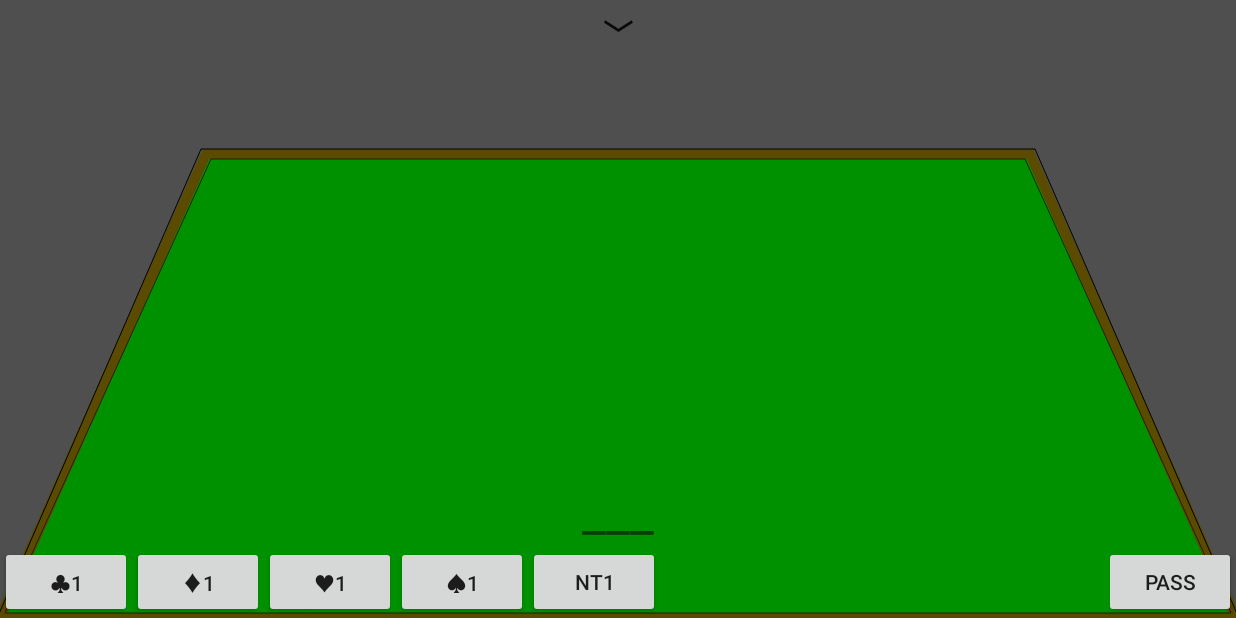
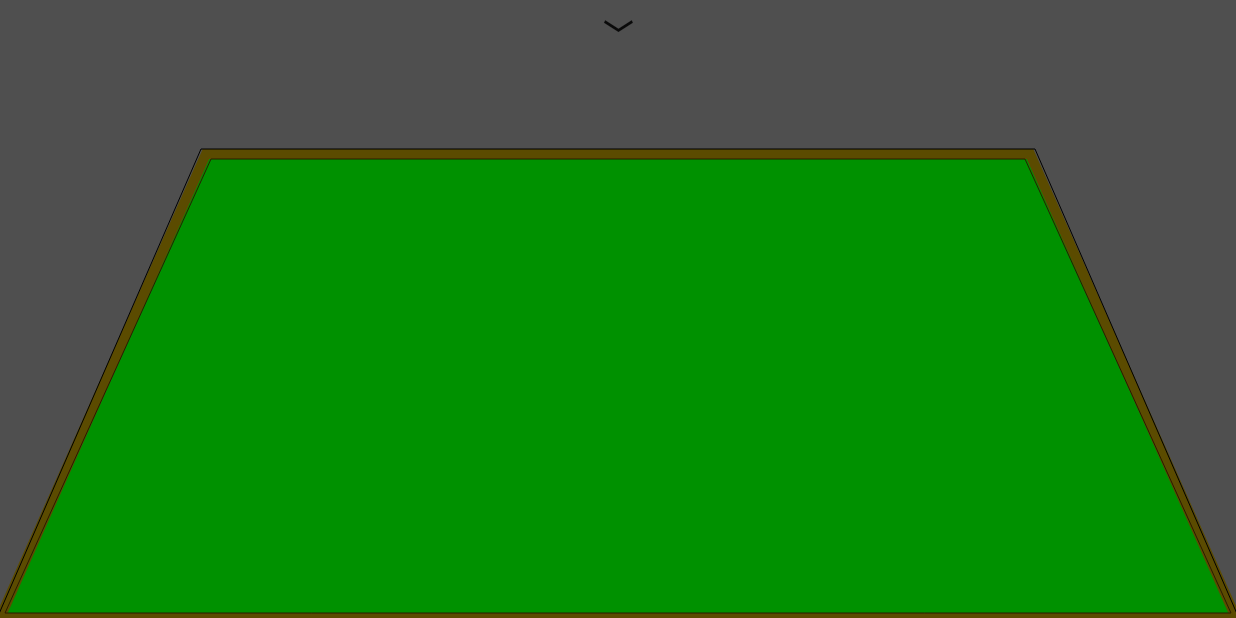
Before and after one commit to SeamasShih/FxcBridge, an Android app: the MainGameServer screen opened directly, with no data from a screen before it, on a phone screen of 824 x 412 dp (held sideways). Run offline under Robolectric (Android 15) with nearby library versions, the phone set to English and light mode, and no system bars.

Commit message:
Revert "Add bid function"
This reverts commit 89a7cca63acfa3163703435793160bff30e6b46f.

```diff
--- a/app/src/main/res/layout/activity_bridge_game.xml
+++ b/app/src/main/res/layout/activity_bridge_game.xml
@@ -103,62 +103,11 @@
         android:rotation="250"
         app:srcCompat="@drawable/win_bridge_level_list" />
 
-    <TextView
-        android:id="@+id/bidText"
-        android:layout_width="wrap_content"
-        android:layout_height="wrap_content"
-        android:layout_above="@+id/bidHearts"
-        android:layout_centerHorizontal="true"
-        android:text="___"
-        android:textSize="35dp" />
-
-    <Button
-        android:id="@+id/bidClub"
-        android:layout_width="wrap_content"
-        android:layout_height="wrap_content"
-        android:layout_alignParentBottom="true"
-        android:layout_alignParentStart="true"
-        android:text="@string/Clubs1"/>
-    <Button
-        android:layout_width="wrap_content"
-        android:layout_height="wrap_content"
-        android:id="@+id/bidDiamonds"
-        android:layout_toRightOf="@+id/bidClub"
-        android:layout_alignParentBottom="true"
-        android:text="@string/Diamonds1"/>
-    <Button
-        android:layout_width="wrap_content"
-        android:layout_height="wrap_content"
-        android:id="@+id/bidHearts"
-        android:layout_toRightOf="@+id/bidDiamonds"
-        android:layout_alignParentBottom="true"
-        android:text="@string/Hearts1"/>
-    <Button
-        android:layout_width="wrap_content"
-        android:layout_height="wrap_content"
-        android:id="@+id/bidSpades"
-        android:layout_toRightOf="@+id/bidHearts"
-        android:layout_alignParentBottom="true"
-        android:text="@string/Spades1"/>
-    <Button
-        android:layout_width="wrap_content"
-        android:layout_height="wrap_content"
-        android:id="@+id/bidNoTrumps"
-        android:layout_toRightOf="@+id/bidSpades"
-        android:layout_alignParentBottom="true"
-        android:text="@string/NoTrump1"/>
-    <Button
-        android:layout_width="wrap_content"
-        android:layout_height="wrap_content"
-        android:id="@+id/bidPass"
-        android:layout_alignParentEnd="true"
-        android:layout_alignParentBottom="true"
-        android:text="@string/Pass"/>
-
     <SlidingDrawer
         android:id="@+id/sd"
         android:layout_width="wrap_content"
-        android:layout_height="250sp"
+        android:layout_height="match_parent"
+        android:layout_marginBottom="100sp"
         android:content="@+id/content"
         android:handle="@+id/handle"
         android:orientation="vertical"
```
Also changed, not shown: app/src/main/java/com/example/seamasshih/fxcbridge/MainGameClient.java (+1 -41 lines), app/src/main/res/values/strings.xml (+0 -36 lines).
